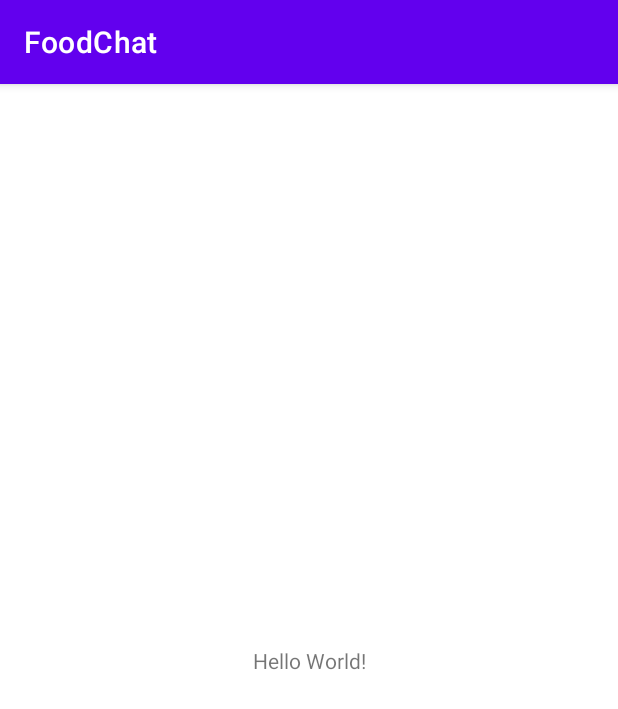
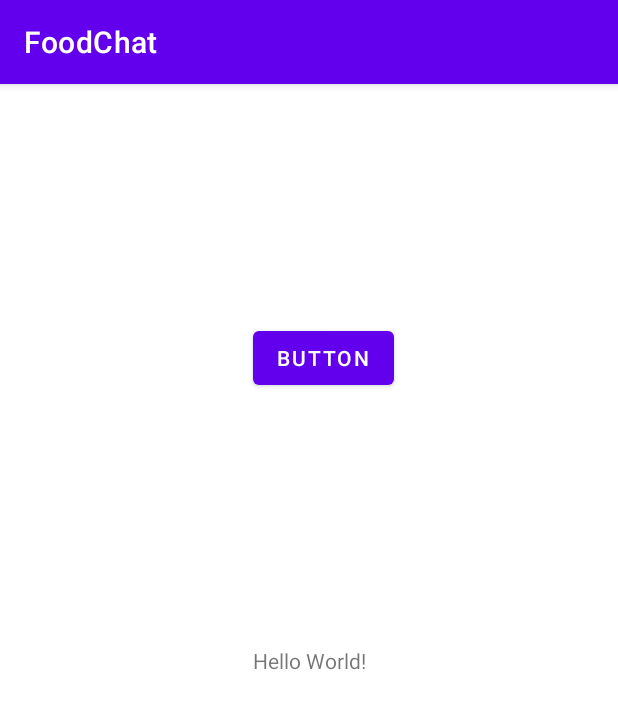
Before and after one commit to ahju411/FoodChat, an Android app: the screen it shows after launch (MainActivity), on a phone screen of 412 x 824 dp. Shown: the top 709 px of the screen. Run offline under Robolectric (Android 15) with nearby library versions, the phone set to English and light mode, and no system bars.

Commit message:
git test

```diff
--- a/app/src/main/res/layout/activity_main.xml
+++ b/app/src/main/res/layout/activity_main.xml
@@ -7,6 +7,7 @@
     tools:context=".MainActivity">
 
     <TextView
+        android:id="@+id/textView"
         android:layout_width="wrap_content"
         android:layout_height="wrap_content"
         android:text="Hello World!"
@@ -15,4 +16,14 @@
         app:layout_constraintRight_toRightOf="parent"
         app:layout_constraintTop_toTopOf="parent" />
 
+    <Button
+        android:id="@+id/button"
+        android:layout_width="wrap_content"
+        android:layout_height="wrap_content"
+        android:layout_marginBottom="168dp"
+        android:text="Button"
+        app:layout_constraintBottom_toTopOf="@+id/textView"
+        app:layout_constraintStart_toStartOf="@+id/textView" />
+
+
 </androidx.constraintlayout.widget.ConstraintLayout>
```
